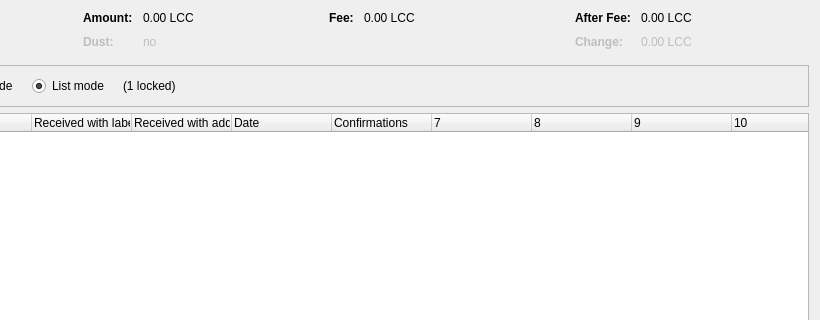
Above: src/qt/forms/coincontroldialog.ui from losh11/LitecoinCash before the change; both pictures show x 180 to 1000 and y 0 to 320 of the 1000 by 500 pixel window. Below: the same form after it.
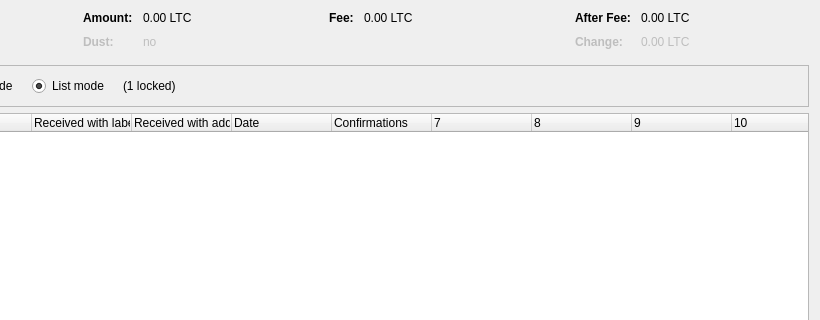
That is the form after the change. Custom widgets are drawn as their Qt base class.

```diff
--- a/src/qt/forms/coincontroldialog.ui
+++ b/src/qt/forms/coincontroldialog.ui
@@ -132,7 +132,7 @@
           <enum>Qt::ActionsContextMenu</enum>
          </property>
          <property name="text">
-          <string notr="true">0.00 LCC</string>
+          <string notr="true">0.00 LTC</string>
          </property>
          <property name="textInteractionFlags">
           <set>Qt::LinksAccessibleByMouse|Qt::TextSelectableByKeyboard|Qt::TextSelectableByMouse</set>
@@ -212,7 +212,7 @@
           <enum>Qt::ActionsContextMenu</enum>
          </property>
          <property name="text">
-          <string notr="true">0.00 LCC</string>
+          <string notr="true">0.00 LTC</string>
          </property>
          <property name="textInteractionFlags">
           <set>Qt::LinksAccessibleByMouse|Qt::TextSelectableByKeyboard|Qt::TextSelectableByMouse</set>
@@ -257,7 +257,7 @@
           <enum>Qt::ActionsContextMenu</enum>
          </property>
          <property name="text">
-          <string notr="true">0.00 LCC</string>
+          <string notr="true">0.00 LTC</string>
          </property>
          <property name="textInteractionFlags">
           <set>Qt::LinksAccessibleByMouse|Qt::TextSelectableByKeyboard|Qt::TextSelectableByMouse</set>
@@ -292,7 +292,7 @@
           <enum>Qt::ActionsContextMenu</enum>
          </property>
          <property name="text">
-          <string notr="true">0.00 LCC</string>
+          <string notr="true">0.00 LTC</string>
          </property>
          <property name="textInteractionFlags">
           <set>Qt::LinksAccessibleByMouse|Qt::TextSelectableByKeyboard|Qt::TextSelectableByMouse</set>
```
